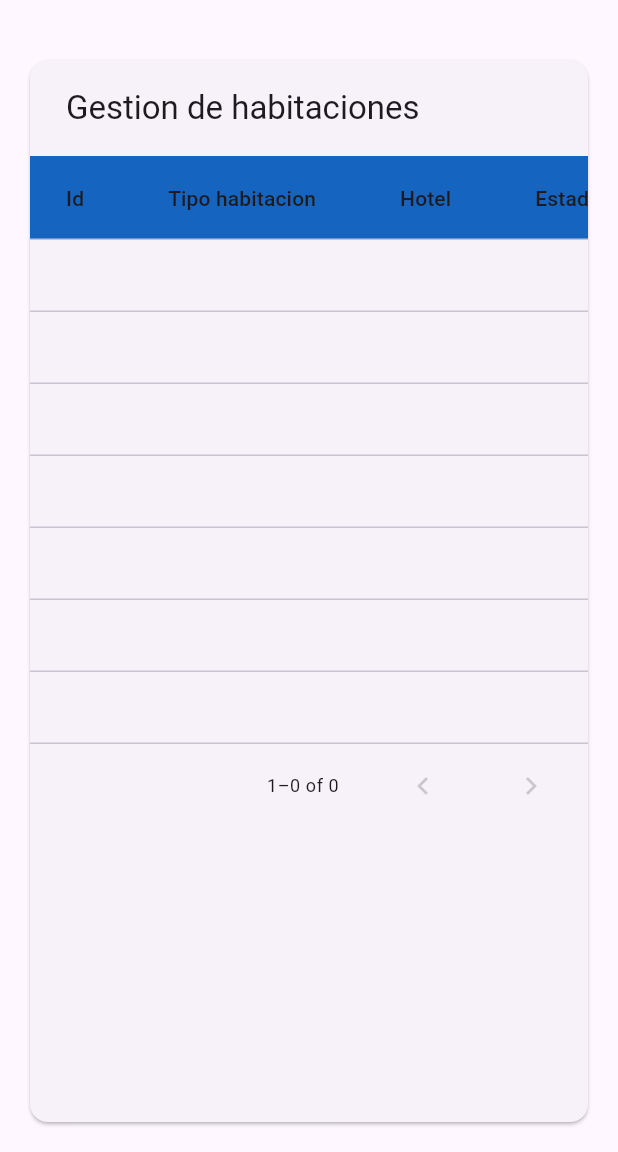
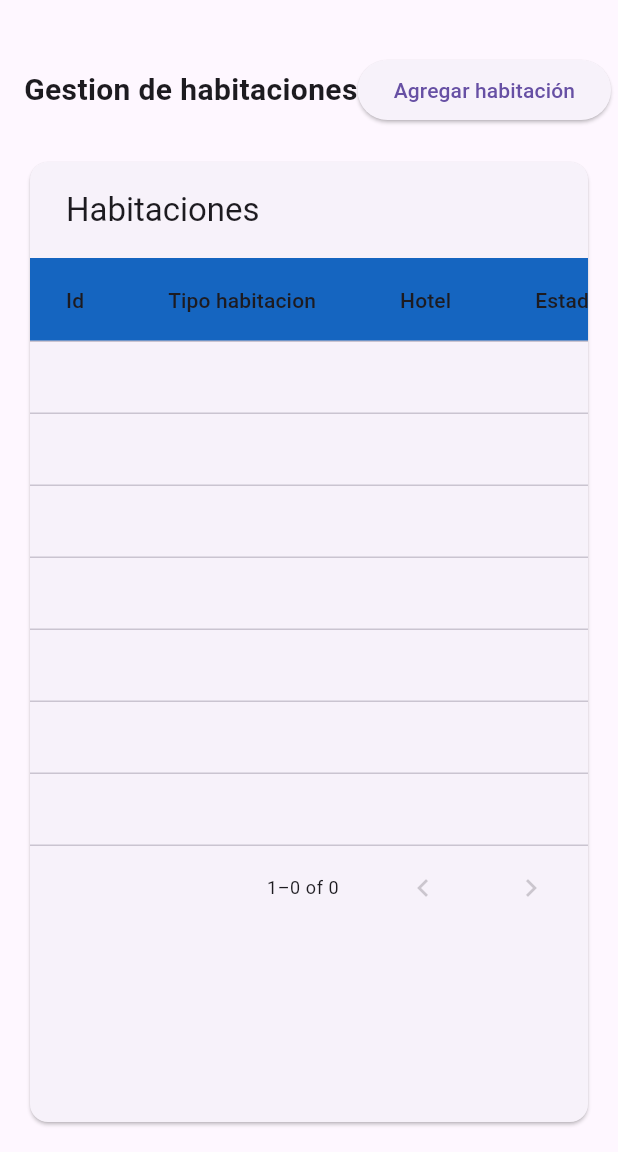
Before and after one commit to Sweet-Solutions/sweet-manager-mobile-app, a Flutter app: the TableRoom screen opened by its route, on a phone screen of 412 x 824 dp, the part 84-1236 px from its top. Run offline on Flutter 3.47's test engine with Material 3 defaults, Android fonts, the phone set to English and light mode, and no system bars; our stand-ins replace firebase_core, firebase_storage, flutter_secure_storage, image_picker, jwt_decoder; accounts and stored records are empty.

Commit message:
feat(monitoring): added button in table view for show dialog.

```diff
--- a/lib/Monitoring/views/tableroom.dart
+++ b/lib/Monitoring/views/tableroom.dart
@@ -4,26 +4,22 @@ import 'package:jwt_decoder/jwt_decoder.dart';
 import 'package:sweetmanager/Shared/widgets/base_layout.dart';
 
 import '../components/editroomdialog.dart';
+import '../components/addroomdialog.dart';
 import '../models/room.dart';
 import '../services/roomservice.dart';
 
 class TableRoom extends StatelessWidget {
-
   final storage = const FlutterSecureStorage();
 
   const TableRoom({super.key});
 
-  Future<String?> _getRole() async
-  {
+  Future<String?> _getRole() async {
     String? token = await storage.read(key: 'token');
-
-    Map<String,dynamic> decodedToken = JwtDecoder.decode(token!);
-
+    Map<String, dynamic> decodedToken = JwtDecoder.decode(token!);
     return decodedToken['http://schemas.microsoft.com/ws/2008/06/identity/claims/role']?.toString();
   }
 
   Widget getContentView(BuildContext context) {
-
     return Scaffold(
       body: Padding(
         padding: const EdgeInsets.all(16.0),
@@ -31,9 +27,30 @@ class TableRoom extends StatelessWidget {
           crossAxisAlignment: CrossAxisAlignment.start,
           children: [
             const SizedBox(height: 20),
+            Row(
+              mainAxisAlignment: MainAxisAlignment.spaceBetween,
+              children: [
+                const Text(
+                  'Gestion de habitaciones',
+                  style: TextStyle(fontSize: 20, fontWeight: FontWeight.bold),
+                ),
+                ElevatedButton(
+                  onPressed: () {
+                    showDialog(
+                      context: context,
+                      builder: (BuildContext context) {
+                        return const AddRoomDialog();
+                      },
+                    );
+                  },
+                  child: const Text('Agregar habitación'),
+                ),
+              ],
+            ),
+            const SizedBox(height: 20),
             Expanded(
               child: PaginatedDataTable(
-                header: const Text('Gestion de habitaciones'),
+                header: const Text('Habitaciones'),
                 headingRowColor: WidgetStateProperty.resolveWith<Color>(
                       (Set<WidgetState> states) {
                     return Colors.blue[800]!;
@@ -45,7 +62,7 @@ class TableRoom extends StatelessWidget {
                   DataColumn(label: Text('Tipo habitacion')),
                   DataColumn(label: Text('Hotel')),
                   DataColumn(label: Text('Estado')),
-                  DataColumn(label: Text('Opciones'))
+                  DataColumn(label: Text('Opciones')),
                 ],
                 source: DataTableRoom(context),
               ),
@@ -64,24 +81,17 @@ class TableRoom extends StatelessWidget {
         if (snapshot.connectionState == ConnectionState.waiting) {
           return const Center(child: CircularProgressIndicator());
         }
-
         if (snapshot.hasData) {
           String? role = snapshot.data;
-
-            return BaseLayout(
-                role: role,
-                childScreen: getContentView(context)
-            );
+          return BaseLayout(role: role, childScreen: getContentView(context));
         }
-
-          return const Center(child: Text('Unable to get information', textAlign: TextAlign.center,));
-        }
+        return const Center(child: Text('Unable to get information', textAlign: TextAlign.center));
+      },
     );
   }
 }
 
 class DataTableRoom extends DataTableSource {
-
   late RoomService roomService;
   late List<Room> _data = [];
   final BuildContext context;
@@ -89,18 +99,14 @@ class DataTableRoom extends DataTableSource {
   DataTableRoom(this.context);
 
   Future<void> initState() async {
-
     roomService = RoomService();
     _data = await roomService.getRooms();
   }
 
   @override
   DataRow getRow(int index) {
-
     final data = _data[index];
-
     return DataRow(cells: [
-
       DataCell(Text(data.id.toString())),
       DataCell(Text(data.typeRoomId.toString())),
       DataCell(Text(data.hotelId.toString())),
```
Also changed, not shown: lib/Monitoring/components/editroomdialog.dart (+5 -23 lines). Lines whose indentation alone changed are shown as unchanged.
